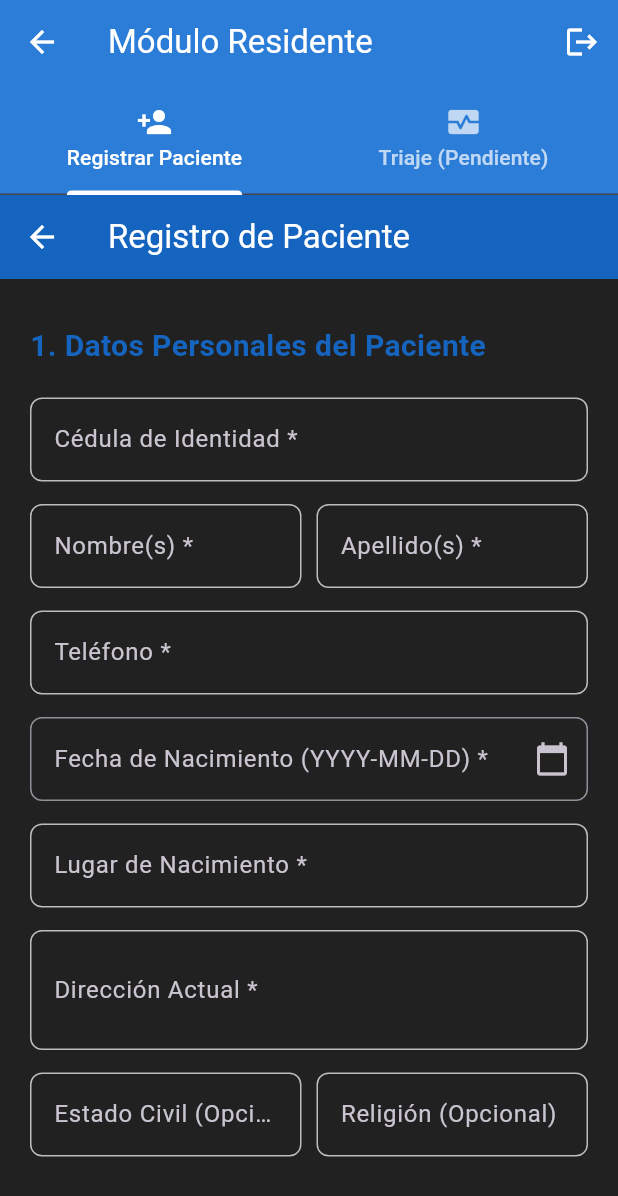
After one commit to diegopadron1/Tesis, a Flutter app: the ResidentHomeScreen screen opened directly, on a phone screen of 412 x 824 dp. The commit adds this screen. Shown: the top 1196 px of the screen. Run offline on Flutter 3.47's test engine with Material 3 defaults, Android fonts, the phone set to English and light mode, and no system bars; our stand-ins replace flutter_secure_storage; accounts and stored records are empty.

Commit message:
feat: registrar-paciente+

```diff
--- a/tesis-api/package.json
+++ b/tesis-api/package.json
@@ -14,6 +14,7 @@
     "cors": "^2.8.5",
     "dotenv": "^17.2.3",
     "express": "^5.1.0",
+    "express-validator": "^7.3.0",
     "jsonwebtoken": "^9.0.2",
     "pg": "^8.16.3",
     "pg-hstore": "^2.3.4",
--- a/tesis_movil/lib/config/api_config.dart
+++ b/tesis_movil/lib/config/api_config.dart
@@ -10,4 +10,5 @@ class ApiConfig {
   static const String signinUrl = '$baseUrl/auth/signin';
   static const String createUserUrl = '$baseUrl/admin/users';
   static const String getRolesUrl = '$baseUrl/roles';
+  static const String registerPatientUrl = '$baseUrl/pacientes';
 }
--- /dev/null
+++ b/tesis_movil/lib/models/patient_registration.dart
@@ -0,0 +1,82 @@
+
+
+// Modelo para el Contacto de Emergencia
+class ContactoEmergencia {
+  final String nombre;
+  final String apellido;
+  final String? cedulaContacto; // Opcional según la validación
+  final String parentesco;
+
+  ContactoEmergencia({
+    required this.nombre,
+    required this.apellido,
+    this.cedulaContacto,
+    required this.parentesco,
+  });
+
+  Map<String, dynamic> toJson() {
+    return {
+      'nombre': nombre,
+      'apellido': apellido,
+      'cedula_contacto': cedulaContacto,
+      'parentesco': parentesco,
+    };
+  }
+}
+
+// Modelo para los Datos del Paciente (paciente)
+class PatientData {
+  final String cedula;
+  final String nombre;
+  final String apellido;
+  final String telefono;
+  final String fechaNacimiento; // Formato YYYY-MM-DD
+  final String lugarNacimiento;
+  final String direccionActual;
+  final String? estadoCivil; // Opcional en el controlador
+  final String? religion; // Opcional en el controlador
+
+  PatientData({
+    required this.cedula,
+    required this.nombre,
+    required this.apellido,
+    required this.telefono,
+    required this.fechaNacimiento,
+    required this.lugarNacimiento,
+    required this.direccionActual,
+    this.estadoCivil,
+    this.religion,
+  });
+
+  Map<String, dynamic> toJson() {
+    return {
+      'cedula': cedula,
+      'nombre': nombre,
+      'apellido': apellido,
+      'telefono': telefono,
+      'fecha_nacimiento': fechaNacimiento,
+      'lugar_nacimiento': lugarNacimiento,
+      'direccion_actual': direccionActual,
+      'Estado_civil': estadoCivil,
+      'Religion': religion,
+    };
+  }
+}
+
+// Modelo principal para el Payload completo
+class PatientRegistrationPayload {
+  final PatientData paciente;
+  final ContactoEmergencia contactoEmergencia;
+
+  PatientRegistrationPayload({
+    required this.paciente,
+    required this.contactoEmergencia,
+  });
+
+  Map<String, dynamic> toJson() {
+    return {
+      'paciente': paciente.toJson(),
+      'contactoEmergencia': contactoEmergencia.toJson(),
+    };
+  }
+}
--- a/tesis_movil/lib/screens/home_screen.dart
+++ b/tesis_movil/lib/screens/home_screen.dart
@@ -2,6 +2,7 @@
 import 'package:flutter/material.dart';
 import '../services/auth_service.dart';
 import 'admin_board_screen.dart';
+import 'resident/resident_home_screen.dart';
 
 class HomeScreen extends StatefulWidget {
   const HomeScreen({super.key});
@@ -82,7 +83,7 @@ class _HomeScreenState extends State<HomeScreen> {
                       title: const Text('Registro de Pacientes', style: TextStyle(color: Colors.white)),
                       onTap: () {
                        Navigator.pop(context);
-                      // Navigator.push(context, MaterialPageRoute(builder: (context) => const PacienteScreen()));
+                       Navigator.push(context, MaterialPageRoute(builder: (context) => const ResidentHomeScreen()));
                      },
                    ),
 
--- /dev/null
+++ b/tesis_movil/lib/screens/resident/register_patient_screen.dart
@@ -0,0 +1,335 @@
+import 'package:flutter/material.dart';
+import 'package:intl/intl.dart';
+import '../../../models/patient_registration.dart';
+import '../../../services/patient_service.dart';
+
+
+// Es probable que necesites agregar 'intl' a tu pubspec.yaml
+// dependencies:
+//   intl: ^0.18.1
+
+class RegisterPatientScreen extends StatefulWidget {
+  const RegisterPatientScreen({super.key});
+
+  @override
+  State<RegisterPatientScreen> createState() => _RegisterPatientScreenState();
+}
+
+class _RegisterPatientScreenState extends State<RegisterPatientScreen> {
+  final _formKey = GlobalKey<FormState>();
+  final PatientService _patientService = PatientService();
+  bool _isLoading = false;
+
+  // --- Controladores de Datos del Paciente ---
+  final _cedulaController = TextEditingController();
+  final _nombreController = TextEditingController();
+  final _apellidoController = TextEditingController();
+  final _telefonoController = TextEditingController();
+  final _fechaNacimientoController = TextEditingController();
+  final _lugarNacimientoController = TextEditingController();
+  final _direccionActualController = TextEditingController();
+  final _estadoCivilController = TextEditingController();
+  final _religionController = TextEditingController();
+
+  // --- Controladores de Contacto de Emergencia ---
+  final _contactoNombreController = TextEditingController();
+  final _contactoApellidoController = TextEditingController();
+  final _contactoCedulaController = TextEditingController();
+  final _contactoParentescoController = TextEditingController();
+
+
+  @override
+  void dispose() {
+    _cedulaController.dispose();
+    _nombreController.dispose();
+    _apellidoController.dispose();
+    _telefonoController.dispose();
+    _fechaNacimientoController.dispose();
+    _lugarNacimientoController.dispose();
+    _direccionActualController.dispose();
+    _estadoCivilController.dispose();
+    _religionController.dispose();
+
+    _contactoNombreController.dispose();
+    _contactoApellidoController.dispose();
+    _contactoCedulaController.dispose();
+    _contactoParentescoController.dispose();
+    super.dispose();
+  }
+
+  // Selector de Fecha de Nacimiento
+  Future<void> _selectDate(BuildContext context) async {
+    final DateTime? picked = await showDatePicker(
+      context: context,
+      initialDate: DateTime.now().subtract(const Duration(days: 365 * 20)),
+      firstDate: DateTime(1900),
+      lastDate: DateTime.now(),
+    );
+    if (picked != null) {
+      // Formato YYYY-MM-DD
+      _fechaNacimientoController.text = DateFormat('yyyy-MM-dd').format(picked);
+    }
+  }
+
+  // ----------------------------------------------------------------------
+  // Envío del Formulario
+  // ----------------------------------------------------------------------
+  void _submitForm() async {
+    if (!_formKey.currentState!.validate()) {
+      return;
+    }
+
+    setState(() {
+      _isLoading = true;
+    });
+
+    // 1. Crear objetos PatientData y ContactoEmergencia
+    final patientData = PatientData(
+      cedula: _cedulaController.text,
+      nombre: _nombreController.text,
+      apellido: _apellidoController.text,
+      telefono: _telefonoController.text,
+      fechaNacimiento: _fechaNacimientoController.text,
+      lugarNacimiento: _lugarNacimientoController.text,
+      direccionActual: _direccionActualController.text,
+      estadoCivil: _estadoCivilController.text.isEmpty ? null : _estadoCivilController.text, // Opcional
+      religion: _religionController.text.isEmpty ? null : _religionController.text, // Opcional
+    );
+
+    final contactData = ContactoEmergencia(
+      nombre: _contactoNombreController.text,
+      apellido: _contactoApellidoController.text,
+      cedulaContacto: _contactoCedulaController.text.isEmpty ? null : _contactoCedulaController.text, // Opcional
+      parentesco: _contactoParentescoController.text,
+    );
+
+    // 2. Crear el Payload completo
+    final payload = PatientRegistrationPayload(
+      paciente: patientData,
+      contactoEmergencia: contactData,
+    );
+
+    // 3. Enviar a la API
+    final result = await _patientService.registerPatient(payload);
+
+    // Mostrar el resultado de la operación
+    if (mounted) {
+      ScaffoldMessenger.of(context).showSnackBar(
+        SnackBar(
+          content: Text(result['message']!),
+          backgroundColor: result['success'] ? Colors.green : Colors.red,
+          duration: const Duration(seconds: 4),
+        ),
+      );
+
+      // Limpiar el formulario si fue exitoso
+      if (result['success']) {
+        _clearForm();
+      }
+
+      setState(() {
+        _isLoading = false;
+      });
+    }
+  }
+
+  void _clearForm() {
+    _formKey.currentState?.reset();
+    _cedulaController.clear();
+    _nombreController.clear();
+    _apellidoController.clear();
+    _telefonoController.clear();
+    _fechaNacimientoController.clear();
+    _lugarNacimientoController.clear();
+    _direccionActualController.clear();
+    _estadoCivilController.clear();
+    _religionController.clear();
+    _contactoNombreController.clear();
+    _contactoApellidoController.clear();
+    _contactoCedulaController.clear();
+    _contactoParentescoController.clear();
+  }
+
+  // ----------------------------------------------------------------------
+  // Construcción de la Interfaz de Usuario (UI)
+  // ----------------------------------------------------------------------
+
+  @override
+  Widget build(BuildContext context) {
+    return Scaffold(
+      appBar: AppBar(
+        title: const Text('Registro de Paciente'),
+        backgroundColor: Colors.blue[800],
+        foregroundColor: Colors.white,
+      ),
+      body: SingleChildScrollView(
+        padding: const EdgeInsets.all(20.0),
+        child: Form(
+          key: _formKey,
+          child: Column(
+            crossAxisAlignment: CrossAxisAlignment.stretch,
+            children: <Widget>[
+              // --- SECCIÓN 1: DATOS DEL PACIENTE ---
+              _buildSectionTitle('1. Datos Personales del Paciente'),
+              const SizedBox(height: 15),
+
+              _buildTextFormField(
+                controller: _cedulaController,
+                labelText: 'Cédula de Identidad',
+                keyboardType: TextInputType.number,
+                isRequired: true,
+                validator: (value) => value!.length < 5 || value.length > 15 ? 'Cédula debe tener 5-15 dígitos.' : null,
+              ),
+              const SizedBox(height: 15),
+
+              Row(
+                children: [
+                  Expanded(child: _buildTextFormField(controller: _nombreController, labelText: 'Nombre(s)', isRequired: true)),
+                  const SizedBox(width: 10),
+                  Expanded(child: _buildTextFormField(controller: _apellidoController, labelText: 'Apellido(s)', isRequired: true)),
+                ],
+              ),
+              const SizedBox(height: 15),
+
+              _buildTextFormField(
+                controller: _telefonoController,
+                labelText: 'Teléfono',
+                keyboardType: TextInputType.phone,
+                isRequired: true,
+                validator: (value) => value!.length < 10 || value.length > 15 ? 'Teléfono debe tener 10-15 dígitos.' : null,
+              ),
+              const SizedBox(height: 15),
+
+              // Campo Fecha de Nacimiento (con selector)
+              TextFormField(
+                controller: _fechaNacimientoController,
+                readOnly: true,
+                decoration: InputDecoration(
+                  labelText: 'Fecha de Nacimiento (YYYY-MM-DD) *',
+                  suffixIcon: const Icon(Icons.calendar_today),
+                  border: OutlineInputBorder(borderRadius: BorderRadius.circular(8.0)),
+                ),
+                validator: (value) => value!.isEmpty ? 'Seleccione la fecha de nacimiento' : null,
+                onTap: () => _selectDate(context),
+              ),
+              const SizedBox(height: 15),
+
+              _buildTextFormField(controller: _lugarNacimientoController, labelText: 'Lugar de Nacimiento', isRequired: true),
+              const SizedBox(height: 15),
+
+              _buildTextFormField(controller: _direccionActualController, labelText: 'Dirección Actual', isRequired: true, maxLines: 2),
+              const SizedBox(height: 15),
+
+              // Campos Opcionales
+              Row(
+                children: [
+                  Expanded(child: _buildTextFormField(controller: _estadoCivilController, labelText: 'Estado Civil (Opcional)')),
+                  const SizedBox(width: 10),
+                  Expanded(child: _buildTextFormField(controller: _religionController, labelText: 'Religión (Opcional)')),
+                ],
+              ),
+              const SizedBox(height: 40),
+
+
+              // --- SECCIÓN 2: CONTACTO DE EMERGENCIA ---
+              _buildSectionTitle('2. Contacto de Emergencia'),
+              const SizedBox(height: 15),
+
+              Row(
+                children: [
+                  Expanded(child: _buildTextFormField(controller: _contactoNombreController, labelText: 'Nombre Contacto', isRequired: true)),
+                  const SizedBox(width: 10),
+                  Expanded(child: _buildTextFormField(controller: _contactoApellidoController, labelText: 'Apellido Contacto', isRequired: true)),
+                ],
+              ),
+              const SizedBox(height: 15),
+
+              _buildTextFormField(controller: _contactoParentescoController, labelText: 'Parentesco', isRequired: true),
+              const SizedBox(height: 15),
+
+              _buildTextFormField(
+                controller: _contactoCedulaController,
+                labelText: 'Cédula Contacto (Opcional)',
+                keyboardType: TextInputType.number,
+              ),
+              const SizedBox(height: 30),
+
+              // Botón de Envío
+              ElevatedButton.icon(
+                onPressed: _isLoading ? null : _submitForm,
+                icon: _isLoading
+                    ? const SizedBox(
+                        width: 20, height: 20,
+                        child: CircularProgressIndicator(strokeWidth: 2.0, color: Colors.white),
+                      )
+                    : const Icon(Icons.person_add, size: 28),
+                label: Text(_isLoading ? 'Registrando...' : 'Registrar y Continuar Triaje', style: const TextStyle(fontSize: 18, fontWeight: FontWeight.bold)),
+                style: ElevatedButton.styleFrom(
+                  backgroundColor: Colors.green[600],
+                  foregroundColor: Colors.white,
+                  padding: const EdgeInsets.symmetric(vertical: 18),
+                  shape: RoundedRectangleBorder(
+                    borderRadius: BorderRadius.circular(12.0),
+                  ),
+                  elevation: 5,
+                ),
+              ),
+              const SizedBox(height: 20),
+            ],
+          ),
+        ),
+      ),
+    );
+  }
+
+  // Helper para el título de las secciones
+  Widget _buildSectionTitle(String title) {
+    return Padding(
+      padding: const EdgeInsets.only(bottom: 5.0, top: 10.0),
+      child: Text(
+        title,
+        style: TextStyle(
+          fontSize: 20,
+          fontWeight: FontWeight.w700,
+          color: Colors.blue[800],
+        ),
+      ),
+    );
+  }
+
+  // Helper para generar TextFormFields con estilo
+  Widget _buildTextFormField({
+    required TextEditingController controller,
+    required String labelText,
+    TextInputType keyboardType = TextInputType.text,
+    int maxLines = 1,
+    bool isRequired = false,
+    String? Function(String?)? validator,
+  }) {
+    return TextFormField(
+      controller: controller,
+      keyboardType: keyboardType,
+      maxLines: maxLines,
+      decoration: InputDecoration(
+        labelText: isRequired ? '$labelText *' : labelText,
+        border: OutlineInputBorder(
+          borderRadius: BorderRadius.circular(8.0),
+        ),
+        enabledBorder: OutlineInputBorder(
+          borderRadius: BorderRadius.circular(8.0),
+          borderSide: BorderSide(color: Colors.grey[400]!),
+        ),
+        focusedBorder: OutlineInputBorder(
+          borderRadius: BorderRadius.circular(8.0),
+          borderSide: BorderSide(color: Colors.blue[800]!, width: 2),
+        ),
+      ),
+      validator: (value) {
+        if (isRequired && (value == null || value.isEmpty)) {
+          return 'Este campo es obligatorio.';
+        }
+        return validator?.call(value);
+      },
+    );
+  }
+}
--- /dev/null
+++ b/tesis_movil/lib/screens/resident/resident_home_screen.dart
@@ -0,0 +1,76 @@
+import 'package:flutter/material.dart';
+// Importa la pantalla de registro que ya creamos
+import 'register_patient_screen.dart';
+// Importa el servicio de autenticación si necesitas el botón de cerrar sesión
+import '../../services/auth_service.dart';
+import '../login_screen.dart';
+
+class ResidentHomeScreen extends StatelessWidget {
+  const ResidentHomeScreen({super.key});
+
+  @override
+  Widget build(BuildContext context) {
+    // Definimos el AuthService para cerrar sesión
+    final AuthService authService = AuthService();
+
+    return DefaultTabController(
+      length: 2, // Dos pestañas: Registro y Triaje (futuro)
+      child: Scaffold(
+        appBar: AppBar(
+          title: const Text('Módulo Residente'),
+          backgroundColor: Colors.blue[700],
+          foregroundColor: Colors.white,
+          elevation: 5,
+          actions: [
+            IconButton(
+              icon: const Icon(Icons.logout),
+              tooltip: 'Cerrar Sesión',
+              onPressed: () async {
+                await authService.signOut();
+                // Navegar de vuelta a la pantalla de login
+                if (context.mounted) {
+                  Navigator.of(context).pushAndRemoveUntil(
+                    MaterialPageRoute(builder: (context) => const LoginScreen()),
+                    (Route<dynamic> route) => false,
+                  );
+                }
+              },
+            ),
+          ],
+          // Pestañas de navegación
+          bottom: const TabBar(
+            tabs: [
+              Tab(icon: Icon(Icons.person_add), text: "Registrar Paciente"),
+              Tab(icon: Icon(Icons.monitor_heart), text: "Triaje (Pendiente)"),
+            ],
+            labelColor: Colors.white,
+            unselectedLabelColor: Colors.white70,
+            indicatorColor: Colors.white,
+          ),
+        ),
+        body: const TabBarView(
+          children: [
+            // **AQUÍ SE MUESTRA LA INTERFAZ DE REGISTRO**
+            RegisterPatientScreen(),
+
+            // Placeholder para la futura pantalla de Triaje
+            Center(
+              child: Column(
+                mainAxisAlignment: MainAxisAlignment.center,
+                children: [
+                  Icon(Icons.monitor_heart, size: 80, color: Colors.blueGrey),
+                  SizedBox(height: 10),
+                  Text(
+                    'Aquí irá el Módulo de Triaje',
+                    style: TextStyle(fontSize: 18, color: Colors.blueGrey),
+                  ),
+                  Text('Necesitamos crear el backend y frontend para esto.', textAlign: TextAlign.center,),
+                ],
+              ),
+            ),
+          ],
+        ),
+      ),
+    );
+  }
+}
--- a/tesis_movil/pubspec.yaml
+++ b/tesis_movil/pubspec.yaml
@@ -36,7 +36,7 @@ dependencies:
   http: ^1.1.0
   flutter_secure_storage: ^9.0.0
   cupertino_icons: ^1.0.8
-
+  intl: ^0.18.1
 dev_dependencies:
   flutter_test:
     sdk: flutter
```
Also changed, not shown: tesis_movil/lib/services/patient_service.dart (added, +55 -0 lines), tesis-api/package-lock.json, tesis_movil/pubspec.lock, 7 other files.
